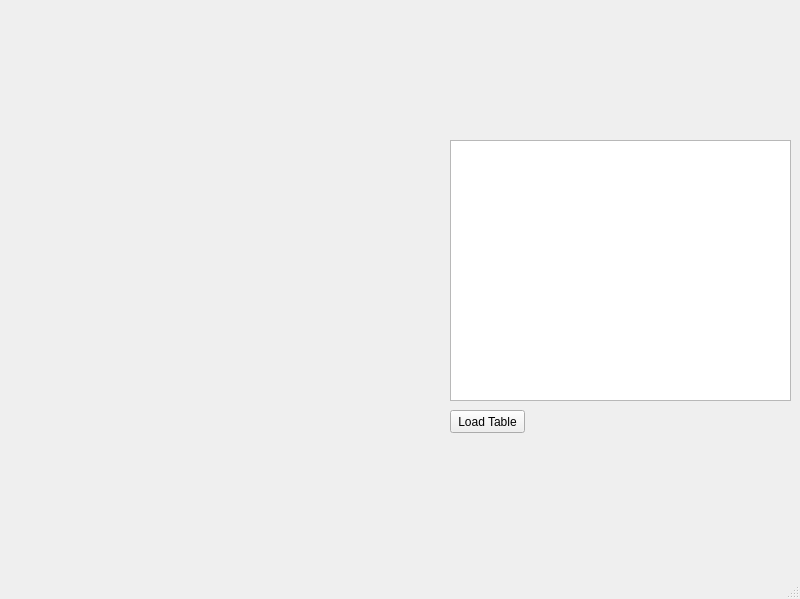
Above: mainwindow.ui from Leftclickz/CEECAM_Toolkit before the change. Below: the same form after it.
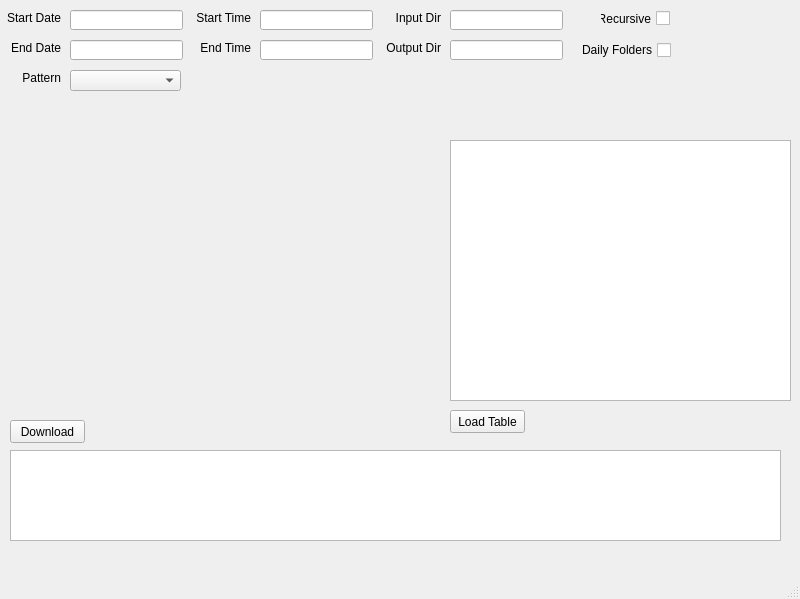
That is the form after the change.

```diff
--- a/mainwindow.ui
+++ b/mainwindow.ui
@@ -37,6 +37,249 @@
      <string>Load Table</string>
     </property>
    </widget>
+   <widget class="QLabel" name="label_StartDate">
+    <property name="geometry">
+     <rect>
+      <x>0</x>
+      <y>10</y>
+      <width>61</width>
+      <height>16</height>
+     </rect>
+    </property>
+    <property name="text">
+     <string>Start Date</string>
+    </property>
+    <property name="alignment">
+     <set>Qt::AlignRight|Qt::AlignTrailing|Qt::AlignVCenter</set>
+    </property>
+   </widget>
+   <widget class="QLineEdit" name="lineEdit_StartDate">
+    <property name="geometry">
+     <rect>
+      <x>70</x>
+      <y>10</y>
+      <width>113</width>
+      <height>20</height>
+     </rect>
+    </property>
+   </widget>
+   <widget class="QLabel" name="label_EndDate">
+    <property name="geometry">
+     <rect>
+      <x>0</x>
+      <y>40</y>
+      <width>61</width>
+      <height>16</height>
+     </rect>
+    </property>
+    <property name="text">
+     <string>End Date</string>
+    </property>
+    <property name="alignment">
+     <set>Qt::AlignRight|Qt::AlignTrailing|Qt::AlignVCenter</set>
+    </property>
+   </widget>
+   <widget class="QLineEdit" name="lineEdit_EndDate">
+    <property name="geometry">
+     <rect>
+      <x>70</x>
+      <y>40</y>
+      <width>113</width>
+      <height>20</height>
+     </rect>
+    </property>
+   </widget>
+   <widget class="QLabel" name="label_EndTime">
+    <property name="geometry">
+     <rect>
+      <x>190</x>
+      <y>40</y>
+      <width>61</width>
+      <height>16</height>
+     </rect>
+    </property>
+    <property name="text">
+     <string>End Time</string>
+    </property>
+    <property name="alignment">
+     <set>Qt::AlignRight|Qt::AlignTrailing|Qt::AlignVCenter</set>
+    </property>
+   </widget>
+   <widget class="QLineEdit" name="lineEdit_EndTime">
+    <property name="geometry">
+     <rect>
+      <x>260</x>
+      <y>40</y>
+      <width>113</width>
+      <height>20</height>
+     </rect>
+    </property>
+   </widget>
+   <widget class="QLabel" name="label_StartDate_4">
+    <property name="geometry">
+     <rect>
+      <x>190</x>
+      <y>10</y>
+      <width>61</width>
+      <height>16</height>
+     </rect>
+    </property>
+    <property name="text">
+     <string>Start Time</string>
+    </property>
+    <property name="alignment">
+     <set>Qt::AlignRight|Qt::AlignTrailing|Qt::AlignVCenter</set>
+    </property>
+   </widget>
+   <widget class="QLineEdit" name="lineEdit_StartTime">
+    <property name="geometry">
+     <rect>
+      <x>260</x>
+      <y>10</y>
+      <width>113</width>
+      <height>20</height>
+     </rect>
+    </property>
+   </widget>
+   <widget class="QLabel" name="label_EndTime_2">
+    <property name="geometry">
+     <rect>
+      <x>0</x>
+      <y>70</y>
+      <width>61</width>
+      <height>16</height>
+     </rect>
+    </property>
+    <property name="text">
+     <string>Pattern</string>
+    </property>
+    <property name="alignment">
+     <set>Qt::AlignRight|Qt::AlignTrailing|Qt::AlignVCenter</set>
+    </property>
+   </widget>
+   <widget class="QComboBox" name="comboBox_Pattern">
+    <property name="geometry">
+     <rect>
+      <x>70</x>
+      <y>70</y>
+      <width>111</width>
+      <height>21</height>
+     </rect>
+    </property>
+   </widget>
+   <widget class="QLineEdit" name="lineEdit_InputDir">
+    <property name="geometry">
+     <rect>
+      <x>450</x>
+      <y>10</y>
+      <width>113</width>
+      <height>20</height>
+     </rect>
+    </property>
+   </widget>
+   <widget class="QLabel" name="label_StartDate_5">
+    <property name="geometry">
+     <rect>
+      <x>380</x>
+      <y>10</y>
+      <width>61</width>
+      <height>16</height>
+     </rect>
+    </property>
+    <property name="text">
+     <string>Input Dir</string>
+    </property>
+    <property name="alignment">
+     <set>Qt::AlignRight|Qt::AlignTrailing|Qt::AlignVCenter</set>
+    </property>
+   </widget>
+   <widget class="QLineEdit" name="lineEdit_OutputDir">
+    <property name="geometry">
+     <rect>
+      <x>450</x>
+      <y>40</y>
+      <width>113</width>
+      <height>20</height>
+     </rect>
+    </property>
+   </widget>
+   <widget class="QLabel" name="label_StartDate_6">
+    <property name="geometry">
+     <rect>
+      <x>380</x>
+      <y>40</y>
+      <width>61</width>
+      <height>16</height>
+     </rect>
+    </property>
+    <property name="layoutDirection">
+     <enum>Qt::LeftToRight</enum>
+    </property>
+    <property name="text">
+     <string>Output Dir</string>
+    </property>
+    <property name="alignment">
+     <set>Qt::AlignRight|Qt::AlignTrailing|Qt::AlignVCenter</set>
+    </property>
+   </widget>
+   <widget class="QTextEdit" name="textEdit_Log">
+    <property name="geometry">
+     <rect>
+      <x>10</x>
+      <y>450</y>
+      <width>771</width>
+      <height>91</height>
+     </rect>
+    </property>
+    <property name="textInteractionFlags">
+     <set>Qt::NoTextInteraction</set>
+    </property>
+   </widget>
+   <widget class="QPushButton" name="pushButton_Download">
+    <property name="geometry">
+     <rect>
+      <x>10</x>
+      <y>420</y>
+      <width>75</width>
+      <height>23</height>
+     </rect>
+    </property>
+    <property name="text">
+     <string>Download</string>
+    </property>
+   </widget>
+   <widget class="QCheckBox" name="checkBox_Recursive">
+    <property name="geometry">
+     <rect>
+      <x>600</x>
+      <y>10</y>
+      <width>70</width>
+      <height>17</height>
+     </rect>
+    </property>
+    <property name="layoutDirection">
+     <enum>Qt::RightToLeft</enum>
+    </property>
+    <property name="text">
+     <string>Recursive</string>
+    </property>
+   </widget>
+   <widget class="QCheckBox" name="checkBox_DailyFolders">
+    <property name="geometry">
+     <rect>
+      <x>580</x>
+      <y>40</y>
+      <width>91</width>
+      <height>20</height>
+     </rect>
+    </property>
+    <property name="layoutDirection">
+     <enum>Qt::RightToLeft</enum>
+    </property>
+    <property name="text">
+     <string>Daily Folders</string>
+    </property>
+   </widget>
   </widget>
   <widget class="QMenuBar" name="menubar">
    <property name="geometry">
```
